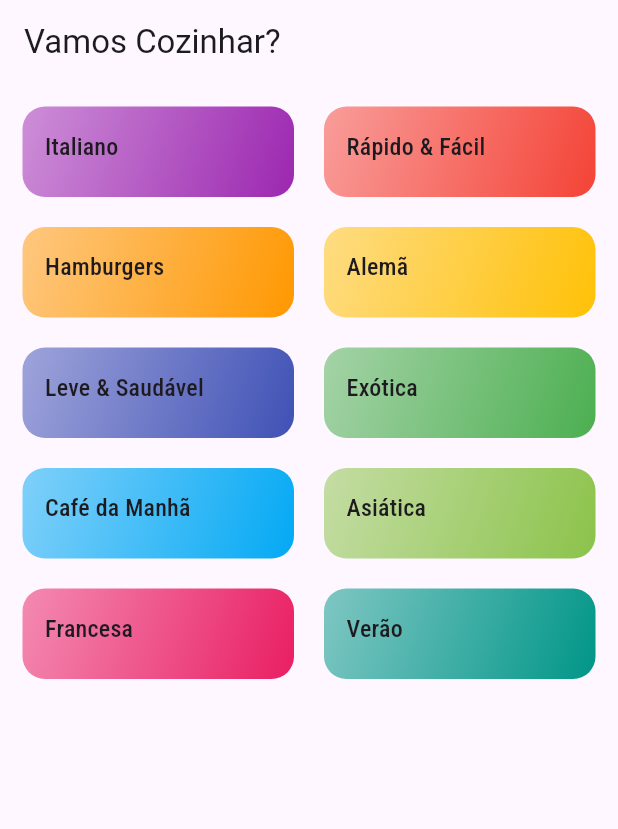
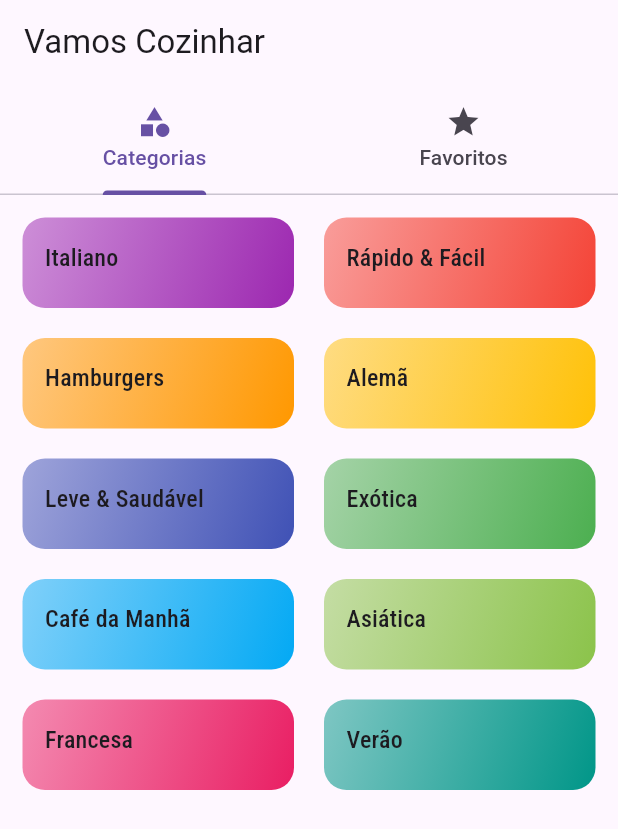
Before and after one commit to AlexandreFel1pe/curso_flutter, a Flutter app: the screen it shows after launch, on a phone screen of 412 x 824 dp. Shown: the top 829 px of the screen. Run offline on Flutter 3.47's test engine with Material 3 defaults, Android fonts, the phone set to English and light mode, and no system bars.

Commit message:
add TabBar na AppBar

```diff
--- a/meals/lib/components/category_item.dart
+++ b/meals/lib/components/category_item.dart
@@ -26,7 +26,7 @@ class CategoryItem extends StatelessWidget {
           borderRadius: BorderRadius.circular(15),
           gradient: LinearGradient(
             colors: [
-              category.color.withOpacity(0.5),
+              category.color.withValues(alpha: 0.5),
               category.color,
             ],
             begin: Alignment.topLeft,
--- a/meals/lib/data/dummy_data.dart
+++ b/meals/lib/data/dummy_data.dart
@@ -3,7 +3,7 @@ import 'package:flutter/material.dart';
 import '../models/category.dart';
 import '../models/meal.dart';
 
-const DUMMY_CATEGORIES = const [
+const DUMMY_CATEGORIES = [
   Category(
     id: 'c1',
     title: 'Italiano',
@@ -56,7 +56,7 @@ const DUMMY_CATEGORIES = const [
   ),
 ];
 
-const DUMMY_MEALS = const [
+const DUMMY_MEALS = [
   Meal(
     id: 'm1',
     categories: ['c1', 'c2'],
--- a/meals/lib/main.dart
+++ b/meals/lib/main.dart
@@ -1,8 +1,8 @@
 import 'package:flutter/material.dart';
 import 'package:meals/screens/categories_meals_screen.dart';
-import 'package:meals/screens/categories_screen.dart';
 import 'package:meals/screens/error_screen.dart';
 import 'package:meals/screens/meal_detail_screen.dart';
+import 'package:meals/screens/tabs_screen.dart';
 import 'package:meals/utils/app_routes.dart';
 
 void main() => runApp(MyApp());
@@ -25,7 +25,7 @@ class MyApp extends StatelessWidget {
         ),
       ),
       routes: {
-        AppRoutes.HOME: (_) => CategoriesScreen(),
+        AppRoutes.HOME: (_) => TabsScreen(),
         AppRoutes.CATEGORIES_MEALS: (_) => CategoriesMealsScreen(),
         AppRoutes.MEAL_DETAIL: (_) => MealDetailScreen(),
       },
--- a/meals/lib/screens/categories_screen.dart
+++ b/meals/lib/screens/categories_screen.dart
@@ -7,11 +7,7 @@ class CategoriesScreen extends StatelessWidget {
 
   @override
   Widget build(BuildContext context) {
-    return Scaffold(
-      appBar: AppBar(
-        title: Text('Vamos Cozinhar?'),
-      ),
-      body: GridView(
+    return GridView(
         padding: const EdgeInsets.all(15),
         gridDelegate: SliverGridDelegateWithMaxCrossAxisExtent(
           maxCrossAxisExtent: 200,
@@ -22,7 +18,6 @@ class CategoriesScreen extends StatelessWidget {
         children: DUMMY_CATEGORIES.map((cat) {
           return CategoryItem(category: cat);
         }).toList(),
-      ),
     );
   }
 }
--- /dev/null
+++ b/meals/lib/screens/tabs_screen.dart
@@ -0,0 +1,32 @@
+import 'package:flutter/material.dart';
+import 'package:meals/screens/categories_screen.dart';
+import 'package:meals/screens/favorite_screen.dart';
+
+class TabsScreen extends StatelessWidget {
+  const TabsScreen({super.key});
+
+  @override
+  Widget build(BuildContext context) {
+    return DefaultTabController(
+      length: 2,
+      child: Scaffold(
+        appBar: AppBar(
+          title: Text('Vamos Cozinhar'),
+          bottom: TabBar(tabs: [
+            Tab(
+              icon: Icon(Icons.category),
+              text: 'Categorias',
+            ),
+            Tab(
+              icon: Icon(Icons.star),
+              text: 'Favoritos',
+            )
+          ]),
+        ),
+        body: TabBarView(children: [
+          CategoriesScreen(),
+          FavoriteScreen(),
+        ]),
+      ));
+  }
+}
```
Also changed, not shown: meals/lib/models/meal.dart (+2 -6 lines), meals/lib/screens/favorite_screen.dart (added, +12 -0 lines), meals/lib/screens/meal_detail_screen.dart (+52 -19 lines).
